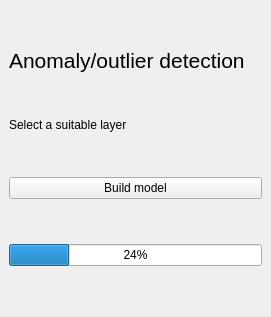
Before: the Qt Designer form namari_dockwidget_base.ui in reinvantveer/namari, drawn with Qt 5.
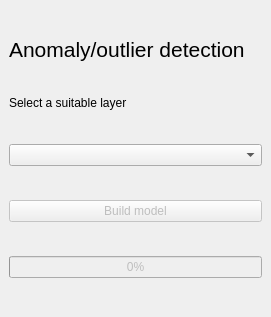
After: the same form once the commit is applied. Custom widgets are drawn as their Qt base class.

Commit message: add generic layer selector combobox, disabled build button and disabled progress bar

```diff
--- a/namari_dockwidget_base.ui
+++ b/namari_dockwidget_base.ui
@@ -45,8 +45,11 @@
       </property>
      </widget>
     </item>
-    <item row="5" column="1">
+    <item row="6" column="1">
      <widget class="QPushButton" name="pushButtonBuildModel">
+      <property name="enabled">
+       <bool>false</bool>
+      </property>
       <property name="text">
        <string>Build model</string>
       </property>
@@ -68,16 +71,29 @@
       </property>
      </widget>
     </item>
-    <item row="6" column="1">
+    <item row="7" column="1">
      <widget class="QProgressBar" name="progressBarModelBuilding">
+      <property name="enabled">
+       <bool>false</bool>
+      </property>
       <property name="value">
-       <number>24</number>
+       <number>0</number>
       </property>
      </widget>
     </item>
+    <item row="4" column="1">
+     <widget class="QgsMapLayerComboBox" name="mMapLayerComboBox"/>
+    </item>
    </layout>
   </widget>
  </widget>
+ <customwidgets>
+  <customwidget>
+   <class>QgsMapLayerComboBox</class>
+   <extends>QComboBox</extends>
+   <header>qgsmaplayercombobox.h</header>
+  </customwidget>
+ </customwidgets>
  <resources/>
  <connections/>
 </ui>
```
